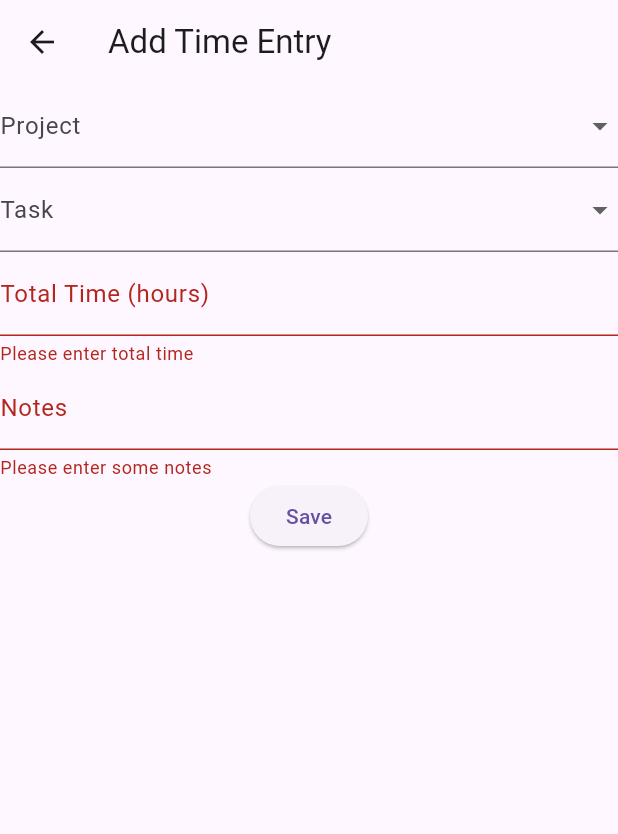
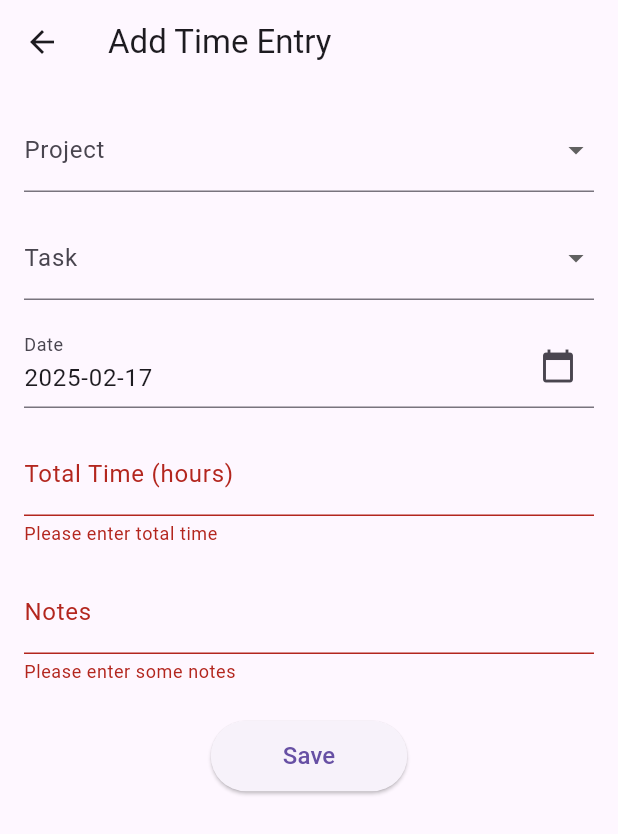
Before and after one commit to michal513717/Simple-Flutter-App, a Flutter app: the AddTimeEntryScreen screen opened directly, after a tap on "Save", on a phone screen of 412 x 824 dp. Shown: the top 834 px of the screen. Run offline on Flutter 3.47's test engine with Material 3 defaults, Android fonts, the light colour scheme and no system bars; our stand-ins replace localstorage.

Commit message:
Added time entry screen

```diff
--- a/lib/screens/add_time_entry_screen.dart
+++ b/lib/screens/add_time_entry_screen.dart
@@ -12,31 +12,46 @@ class AddTimeEntryScreen extends StatefulWidget {
 
 class _AddTimeEntryScreenState extends State<AddTimeEntryScreen> {
   final _formKey = GlobalKey<FormState>();
-  String projectId = '';
-  String taskId = '';
-  double totalTime = 0.0;
-  DateTime date = DateTime.now();
-  String notes = '';
+  String _projectId = '';
+  String _taskId = '';
+  double _totalTime = 0.0;
+  String _notes = '';
+  DateTime _selectedDate = DateTime.now();
+
+  Future<void> _pickDate(BuildContext context) async {
+    final DateTime? picked = await showDatePicker(
+      context: context,
+      initialDate: _selectedDate,
+      firstDate: DateTime(2000),
+      lastDate: DateTime(2100),
+    );
+    if (picked != null && picked != _selectedDate) {
+      setState(() {
+        _selectedDate = picked;
+      });
+    }
+  }
 
   @override
   Widget build(BuildContext context) {
     return Scaffold(
-      appBar: AppBar(
-        title: Text('Add Time Entry'),
-      ),
-      body: Form(
+      appBar: AppBar(title: const Text('Add Time Entry')),
+      body: Padding(
+        padding: const EdgeInsets.all(16.0), // Padding wokół całego formularza
+        child: Form(
           key: _formKey,
           child: Column(
+            crossAxisAlignment: CrossAxisAlignment.start,
             children: <Widget>[
               DropdownButtonFormField<String>(
-                value: projectId,
+                value: _projectId.isEmpty ? null : _projectId,
                 onChanged: (String? newValue) {
                   setState(() {
-                    projectId = newValue!;
+                    _projectId = newValue ?? '';
                   });
                 },
-                decoration: InputDecoration(labelText: 'Project'),
-                items: <String>['Project 1', 'Project 2', 'Project 3'] // Dummy project names
+                decoration: const InputDecoration(labelText: 'Project'),
+                items: ['Project 1', 'Project 2', 'Project 3']
                     .map<DropdownMenuItem<String>>((String value) {
                   return DropdownMenuItem<String>(
                     value: value,
@@ -44,15 +59,17 @@ class _AddTimeEntryScreenState extends State<AddTimeEntryScreen> {
                   );
                 }).toList(),
               ),
+              const SizedBox(height: 16), // Odstęp
+
               DropdownButtonFormField<String>(
-                value: taskId,
+                value: _taskId.isEmpty ? null : _taskId,
                 onChanged: (String? newValue) {
                   setState(() {
-                    taskId = newValue!;
+                    _taskId = newValue ?? '';
                   });
                 },
-                decoration: InputDecoration(labelText: 'Task'),
-                items: <String>['Task 1', 'Task 2', 'Task 3'] // Dummy task names
+                decoration: const InputDecoration(labelText: 'Task'),
+                items: ['Task 1', 'Task 2', 'Task 3']
                     .map<DropdownMenuItem<String>>((String value) {
                   return DropdownMenuItem<String>(
                     value: value,
@@ -60,49 +77,82 @@ class _AddTimeEntryScreenState extends State<AddTimeEntryScreen> {
                   );
                 }).toList(),
               ),
+              const SizedBox(height: 16), // Odstęp
+
+              GestureDetector(
+                onTap: () => _pickDate(context),
+                child: AbsorbPointer(
+                  child: TextFormField(
+                    decoration: InputDecoration(
+                      labelText: 'Date',
+                      suffixIcon: const Icon(Icons.calendar_today),
+                    ),
+                    controller: TextEditingController(
+                      text: "${_selectedDate.toLocal()}".split(' ')[0],
+                    ),
+                  ),
+                ),
+              ),
+              const SizedBox(height: 16), // Odstęp
+
               TextFormField(
-                decoration: InputDecoration(labelText: 'Total Time (hours)'),
-                keyboardType: TextInputType.numberWithOptions(decimal: true),
+                decoration: const InputDecoration(labelText: 'Total Time (hours)'),
+                keyboardType: const TextInputType.numberWithOptions(decimal: true),
                 validator: (value) {
                   if (value == null || value.isEmpty) {
                     return 'Please enter total time';
                   }
-                if (double.tryParse(value) == null) {
+                  if (double.tryParse(value.replaceAll(',', '.')) == null) {
                     return 'Please enter a valid number';
                   }
                   return null;
                 },
-                onSaved: (value) => totalTime = double.parse(value!),
+                onSaved: (value) =>
+                    _totalTime = double.tryParse(value!.replaceAll(',', '.')) ?? 0.0,
               ),
+              const SizedBox(height: 16), // Odstęp
+
               TextFormField(
-                decoration: InputDecoration(labelText: 'Notes'),
+                decoration: const InputDecoration(labelText: 'Notes'),
                 validator: (value) {
                   if (value == null || value.isEmpty) {
                     return 'Please enter some notes';
                   }
                   return null;
                 },
-                onSaved: (value) => notes = value!,
+                onSaved: (value) => _notes = value!,
               ),
-            ElevatedButton(
+              const SizedBox(height: 24), // Większy odstęp przed przyciskiem
+
+              Center(
+                child: ElevatedButton(
                   onPressed: () {
                     if (_formKey.currentState!.validate()) {
                       _formKey.currentState!.save();
-                    Provider.of<TimeEntryProvider>(context, listen: false)
-                        .addTimeEntry(TimeEntry(
+                      Provider.of<TimeEntryProvider>(
+                        context,
+                        listen: false,
+                      ).addTimeEntry(
+                        TimeEntry(
                           id: DateTime.now().toString(), // Simple ID generation
-                        projectId: projectId,
-                        taskId: taskId,
-                        totalTime: totalTime,
-                        date: date,
-                        notes: notes,
-                        ));
+                          projectId: _projectId,
+                          taskId: _taskId,
+                          totalTime: _totalTime,
+                          date: _selectedDate, // Używa wybranej daty
+                          notes: _notes,
+                        ),
+                      );
                       Navigator.pop(context);
                     }
                   },
-                child: Text('Save'),
-            )
+                  child: const Padding(
+                    padding: EdgeInsets.symmetric(vertical: 12.0, horizontal: 24.0),
+                    child: Text('Save', style: TextStyle(fontSize: 16)),
+                  ),
+                ),
+              ),
             ],
+          ),
         ),
       ),
     );
--- a/lib/screens/home_screen.dart
+++ b/lib/screens/home_screen.dart
@@ -1,4 +1,5 @@
 import 'package:flutter/material.dart';
+import 'package:sfa/screens/add_time_entry_screen.dart';
 import '../navigations/drawer_navigation.dart';
 import '../navigations/tab_navigation.dart';
 
@@ -16,7 +17,16 @@ class HomeScreen extends StatelessWidget {
           bottom: const TabNavigation(),
         ),
         drawer: const DrawerNavigation(),
-      )
+        floatingActionButton: FloatingActionButton(
+          onPressed: () =>
+            Navigator.push(
+              context,
+              MaterialPageRoute(builder: (context) => AddTimeEntryScreen()),
+          ),
+          tooltip: 'Add Time Entry',
+          child: Icon(Icons.add),
+        ),
+      ),
     );
   }
 }
```
Also changed, not shown: lib/main.dart (+0 -7 lines). Lines whose indentation alone changed are shown as unchanged.
